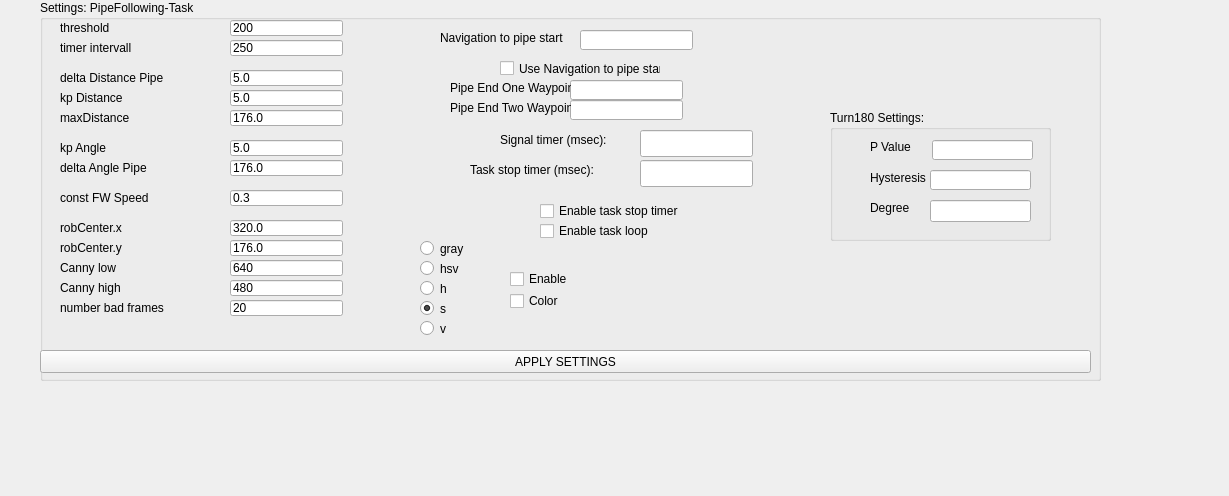
The window that Hanse/TaskPipeFollowing/taskpipefollowingform.ui (iti-luebeck/HANSE2011) describes before a commit, drawn with Qt 5.
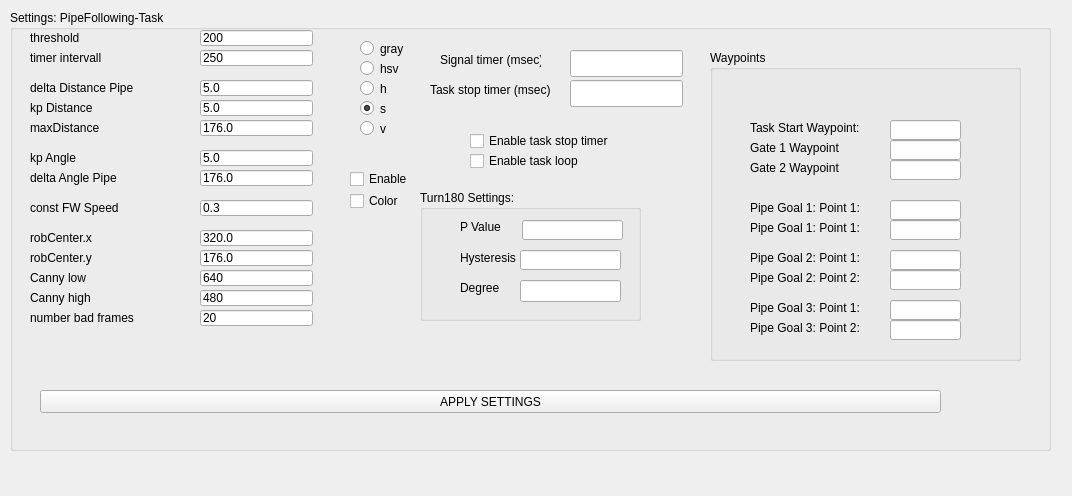
The same window after the commit.

```diff
--- a/Hanse/TaskPipeFollowing/taskpipefollowingform.ui
+++ b/Hanse/TaskPipeFollowing/taskpipefollowingform.ui
@@ -6,7 +6,7 @@
    <rect>
     <x>0</x>
     <y>0</y>
-    <width>1229</width>
+    <width>1072</width>
     <height>496</height>
    </rect>
   </property>
@@ -16,10 +16,10 @@
   <widget class="QGroupBox" name="groupBox">
    <property name="geometry">
     <rect>
-     <x>40</x>
-     <y>0</y>
-     <width>1061</width>
-     <height>381</height>
+     <x>10</x>
+     <y>10</y>
+     <width>1041</width>
+     <height>441</height>
     </rect>
    </property>
    <property name="title">
@@ -93,8 +93,8 @@
    <widget class="QRadioButton" name="hRadioButton">
     <property name="geometry">
      <rect>
-      <x>380</x>
-      <y>280</y>
+      <x>350</x>
+      <y>70</y>
       <width>82</width>
       <height>17</height>
      </rect>
@@ -106,8 +106,8 @@
    <widget class="QRadioButton" name="vRadioButton">
     <property name="geometry">
      <rect>
-      <x>380</x>
-      <y>320</y>
+      <x>350</x>
+      <y>110</y>
       <width>82</width>
       <height>17</height>
      </rect>
@@ -132,8 +132,8 @@
    <widget class="QRadioButton" name="sRadioButton">
     <property name="geometry">
      <rect>
-      <x>380</x>
-      <y>300</y>
+      <x>350</x>
+      <y>90</y>
       <width>82</width>
       <height>17</height>
      </rect>
@@ -265,8 +265,8 @@
    <widget class="QRadioButton" name="grayRadioButton">
     <property name="geometry">
      <rect>
-      <x>380</x>
-      <y>240</y>
+      <x>350</x>
+      <y>30</y>
       <width>82</width>
       <height>17</height>
      </rect>
@@ -317,8 +317,8 @@
    <widget class="QRadioButton" name="hsvRadioButton">
     <property name="geometry">
      <rect>
-      <x>380</x>
-      <y>260</y>
+      <x>350</x>
+      <y>50</y>
       <width>82</width>
       <height>17</height>
      </rect>
@@ -434,8 +434,8 @@
    <widget class="QCheckBox" name="checkBox">
     <property name="geometry">
      <rect>
-      <x>470</x>
-      <y>270</y>
+      <x>340</x>
+      <y>160</y>
       <width>71</width>
       <height>18</height>
      </rect>
@@ -447,8 +447,8 @@
    <widget class="QCheckBox" name="frameColorCB">
     <property name="geometry">
      <rect>
-      <x>470</x>
-      <y>290</y>
+      <x>340</x>
+      <y>180</y>
       <width>98</width>
       <height>22</height>
      </rect>
@@ -460,9 +460,9 @@
    <widget class="QPushButton" name="applyButton">
     <property name="geometry">
      <rect>
-      <x>0</x>
-      <y>350</y>
-      <width>1051</width>
+      <x>30</x>
+      <y>380</y>
+      <width>901</width>
       <height>23</height>
      </rect>
     </property>
@@ -470,48 +470,12 @@
      <string>APPLY SETTINGS</string>
     </property>
    </widget>
-   <widget class="QLabel" name="label_2">
-    <property name="geometry">
-     <rect>
-      <x>400</x>
-      <y>30</y>
-      <width>131</width>
-      <height>16</height>
-     </rect>
-    </property>
-    <property name="text">
-     <string>Navigation to pipe start</string>
-    </property>
-   </widget>
-   <widget class="QLineEdit" name="navPipeStartInput">
-    <property name="geometry">
-     <rect>
-      <x>540</x>
-      <y>30</y>
-      <width>113</width>
-      <height>20</height>
-     </rect>
-    </property>
-   </widget>
-   <widget class="QCheckBox" name="useNavigation">
-    <property name="geometry">
-     <rect>
-      <x>460</x>
-      <y>60</y>
-      <width>161</width>
-      <height>17</height>
-     </rect>
-    </property>
-    <property name="text">
-     <string>Use Navigation to pipe start</string>
-    </property>
-   </widget>
    <widget class="QLabel" name="label_3">
     <property name="geometry">
      <rect>
-      <x>460</x>
-      <y>130</y>
-      <width>131</width>
+      <x>430</x>
+      <y>40</y>
+      <width>101</width>
       <height>20</height>
      </rect>
     </property>
@@ -522,8 +486,8 @@
    <widget class="QLineEdit" name="taskStopInput">
     <property name="geometry">
      <rect>
-      <x>600</x>
-      <y>160</y>
+      <x>560</x>
+      <y>70</y>
       <width>113</width>
       <height>27</height>
      </rect>
@@ -532,8 +496,8 @@
    <widget class="QLineEdit" name="signalInput">
     <property name="geometry">
      <rect>
-      <x>600</x>
-      <y>130</y>
+      <x>560</x>
+      <y>40</y>
       <width>113</width>
       <height>27</height>
      </rect>
@@ -542,8 +506,8 @@
    <widget class="QCheckBox" name="enableLoopBox">
     <property name="geometry">
      <rect>
-      <x>500</x>
-      <y>220</y>
+      <x>460</x>
+      <y>140</y>
       <width>141</width>
       <height>22</height>
      </rect>
@@ -555,9 +519,9 @@
    <widget class="QLabel" name="label_10">
     <property name="geometry">
      <rect>
-      <x>430</x>
-      <y>160</y>
-      <width>161</width>
+      <x>420</x>
+      <y>70</y>
+      <width>121</width>
       <height>20</height>
      </rect>
     </property>
@@ -568,8 +532,8 @@
    <widget class="QCheckBox" name="enableTimerBox">
     <property name="geometry">
      <rect>
-      <x>500</x>
-      <y>200</y>
+      <x>460</x>
+      <y>120</y>
       <width>201</width>
       <height>22</height>
      </rect>
@@ -578,60 +542,11 @@
      <string>Enable task stop timer</string>
     </property>
    </widget>
-   <widget class="QLineEdit" name="navPipeEnd1Input">
-    <property name="geometry">
-     <rect>
-      <x>530</x>
-      <y>80</y>
-      <width>113</width>
-      <height>20</height>
-     </rect>
-    </property>
-   </widget>
-   <widget class="QLabel" name="label">
-    <property name="geometry">
-     <rect>
-      <x>410</x>
-      <y>80</y>
-      <width>121</width>
-      <height>16</height>
-     </rect>
-    </property>
-    <property name="text">
-     <string>Pipe End One Waypoint:</string>
-    </property>
-   </widget>
-   <widget class="QLineEdit" name="navPipeEnd2Input">
-    <property name="geometry">
-     <rect>
-      <x>530</x>
-      <y>100</y>
-      <width>113</width>
-      <height>20</height>
-     </rect>
-    </property>
-    <property name="text">
-     <string/>
-    </property>
-   </widget>
-   <widget class="QLabel" name="label_4">
-    <property name="geometry">
-     <rect>
-      <x>410</x>
-      <y>100</y>
-      <width>121</width>
-      <height>16</height>
-     </rect>
-    </property>
-    <property name="text">
-     <string>Pipe End Two Waypoint:</string>
-    </property>
-   </widget>
    <widget class="QGroupBox" name="groupBox_3">
     <property name="geometry">
      <rect>
-      <x>790</x>
-      <y>110</y>
+      <x>410</x>
+      <y>180</y>
       <width>221</width>
       <height>131</height>
      </rect>
@@ -709,6 +624,244 @@
      </property>
     </widget>
    </widget>
+   <widget class="QGroupBox" name="groupBox_2">
+    <property name="geometry">
+     <rect>
+      <x>700</x>
+      <y>40</y>
+      <width>311</width>
+      <height>311</height>
+     </rect>
+    </property>
+    <property name="title">
+     <string>Waypoints</string>
+    </property>
+    <widget class="QLineEdit" name="goal1point2">
+     <property name="geometry">
+      <rect>
+       <x>180</x>
+       <y>170</y>
+       <width>71</width>
+       <height>20</height>
+      </rect>
+     </property>
+     <property name="text">
+      <string/>
+     </property>
+    </widget>
+    <widget class="QLabel" name="label">
+     <property name="geometry">
+      <rect>
+       <x>40</x>
+       <y>150</y>
+       <width>121</width>
+       <height>16</height>
+      </rect>
+     </property>
+     <property name="text">
+      <string>Pipe Goal 1: Point 1:</string>
+     </property>
+    </widget>
+    <widget class="QLineEdit" name="goal1point1">
+     <property name="geometry">
+      <rect>
+       <x>180</x>
+       <y>150</y>
+       <width>71</width>
+       <height>20</height>
+      </rect>
+     </property>
+    </widget>
+    <widget class="QLabel" name="label_4">
+     <property name="geometry">
+      <rect>
+       <x>40</x>
+       <y>170</y>
+       <width>121</width>
+       <height>16</height>
+      </rect>
+     </property>
+     <property name="text">
+      <string>Pipe Goal 1: Point 1:</string>
+     </property>
+    </widget>
+    <widget class="QLineEdit" name="goal2point2">
+     <property name="geometry">
+      <rect>
+       <x>180</x>
+       <y>220</y>
+       <width>71</width>
+       <height>20</height>
+      </rect>
+     </property>
+     <property name="text">
+      <string/>
+     </property>
+    </widget>
+    <widget class="QLabel" name="label_8">
+     <property name="geometry">
+      <rect>
+       <x>40</x>
+       <y>200</y>
+       <width>121</width>
+       <height>16</height>
+      </rect>
+     </property>
+     <property name="text">
+      <string>Pipe Goal 2: Point 1:</string>
+     </property>
+    </widget>
+    <widget class="QLineEdit" name="goal2point1">
+     <property name="geometry">
+      <rect>
+       <x>180</x>
+       <y>200</y>
+       <width>71</width>
+       <height>20</height>
+      </rect>
+     </property>
+    </widget>
+    <widget class="QLabel" name="label_9">
+     <property name="geometry">
+      <rect>
+       <x>40</x>
+       <y>220</y>
+       <width>121</width>
+       <height>16</height>
+      </rect>
+     </property>
+     <property name="text">
+      <string>Pipe Goal 2: Point 2:</string>
+     </property>
+    </widget>
+    <widget class="QLabel" name="label_11">
+     <property name="geometry">
+      <rect>
+       <x>40</x>
+       <y>250</y>
+       <width>121</width>
+       <height>16</height>
+      </rect>
+     </property>
+     <property name="text">
+      <string>Pipe Goal 3: Point 1:</string>
+     </property>
+    </widget>
+    <widget class="QLabel" name="label_12">
+     <property name="geometry">
+      <rect>
+       <x>40</x>
+       <y>270</y>
+       <width>121</width>
+       <height>16</height>
+      </rect>
+     </property>
+     <property name="text">
+      <string>Pipe Goal 3: Point 2:</string>
+     </property>
+    </widget>
+    <widget class="QLineEdit" name="goal3point1">
+     <property name="geometry">
+      <rect>
+       <x>180</x>
+       <y>250</y>
+       <width>71</width>
+       <height>20</height>
+      </rect>
+     </property>
+     <property name="text">
+      <string/>
+     </property>
+    </widget>
+    <widget class="QLineEdit" name="goal3point2">
+     <property name="geometry">
+      <rect>
+       <x>180</x>
+       <y>270</y>
+       <width>71</width>
+       <height>20</height>
+      </rect>
+     </property>
+     <property name="text">
+      <string/>
+     </property>
+    </widget>
+    <widget class="QLabel" name="label_2">
+     <property name="geometry">
+      <rect>
+       <x>40</x>
+       <y>70</y>
+       <width>111</width>
+       <height>16</height>
+      </rect>
+     </property>
+     <property name="text">
+      <string>Task Start Waypoint:</string>
+     </property>
+    </widget>
+    <widget class="QLineEdit" name="navPipeStartInput">
+     <property name="geometry">
+      <rect>
+       <x>180</x>
+       <y>70</y>
+       <width>71</width>
+       <height>20</height>
+      </rect>
+     </property>
+    </widget>
+    <widget class="QLabel" name="label_13">
+     <property name="geometry">
+      <rect>
+       <x>40</x>
+       <y>90</y>
+       <width>121</width>
+       <height>16</height>
+      </rect>
+     </property>
+     <property name="text">
+      <string>Gate 1 Waypoint</string>
+     </property>
+    </widget>
+    <widget class="QLabel" name="label_14">
+     <property name="geometry">
+      <rect>
+       <x>40</x>
+       <y>110</y>
+       <width>121</width>
+       <height>16</height>
+      </rect>
+     </property>
+     <property name="text">
+      <string>Gate 2 Waypoint</string>
+     </property>
+    </widget>
+    <widget class="QLineEdit" name="gate2point">
+     <property name="geometry">
+      <rect>
+       <x>180</x>
+       <y>110</y>
+       <width>71</width>
+       <height>20</height>
+      </rect>
+     </property>
+     <property name="text">
+      <string/>
+     </property>
+    </widget>
+    <widget class="QLineEdit" name="gate1point">
+     <property name="geometry">
+      <rect>
+       <x>180</x>
+       <y>90</y>
+       <width>71</width>
+       <height>20</height>
+      </rect>
+     </property>
+     <property name="text">
+      <string/>
+     </property>
+    </widget>
+   </widget>
   </widget>
  </widget>
  <resources/>
```
